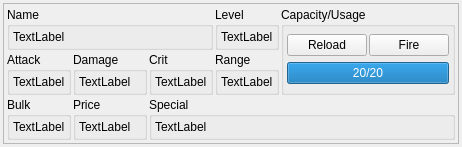
Above: WeaponWidget.ui from smithbt/StarfinderCharacterApp before the change. Below: the same form after it.
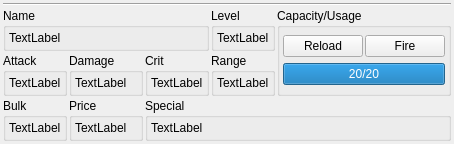
That is the form after the change.

Commit message: Finally figured out how to draw a widget from a delegate's paint method (by using QPixmaps). Changed weaponList to now display all weapons. Click to get an editor. Associated UI adjustments.

```diff
--- a/WeaponWidget.ui
+++ b/WeaponWidget.ui
@@ -6,16 +6,25 @@
    <rect>
     <x>0</x>
     <y>0</y>
-    <width>405</width>
-    <height>120</height>
+    <width>397</width>
+    <height>117</height>
    </rect>
   </property>
+  <property name="sizePolicy">
+   <sizepolicy hsizetype="Minimum" vsizetype="Minimum">
+    <horstretch>0</horstretch>
+    <verstretch>0</verstretch>
+   </sizepolicy>
+  </property>
   <property name="focusPolicy">
    <enum>Qt::StrongFocus</enum>
   </property>
   <property name="windowTitle">
    <string>WeaponWidget</string>
   </property>
+  <property name="autoFillBackground">
+   <bool>true</bool>
+  </property>
   <layout class="QGridLayout" name="gridLayout_11">
    <property name="leftMargin">
     <number>3</number>
@@ -32,73 +41,25 @@
    <property name="spacing">
     <number>2</number>
    </property>
-   <item row="0" column="0">
-    <widget class="QFrame" name="frame">
-     <property name="frameShape">
-      <enum>QFrame::StyledPanel</enum>
+   <item row="0" column="0" colspan="5">
+    <widget class="Line" name="line">
+     <property name="orientation">
+      <enum>Qt::Horizontal</enum>
      </property>
-     <property name="frameShadow">
-      <enum>QFrame::Plain</enum>
-     </property>
-     <property name="lineWidth">
-      <number>4</number>
-     </property>
-     <property name="midLineWidth">
-      <number>2</number>
-     </property>
-     <layout class="QGridLayout" name="gridLayout_12">
-      <property name="leftMargin">
-       <number>3</number>
-      </property>
-      <property name="topMargin">
-       <number>3</number>
-      </property>
-      <property name="rightMargin">
-       <number>3</number>
-      </property>
-      <property name="bottomMargin">
-       <number>3</number>
-      </property>
-      <property name="spacing">
-       <number>2</number>
-      </property>
-      <item row="1" column="2">
-       <widget class="QGroupBox" name="crit_groupBox">
-        <property name="title">
-         <string>Crit</string>
-        </property>
-        <layout class="QGridLayout" name="gridLayout_3">
-         <property name="leftMargin">
-          <number>3</number>
-         </property>
-         <property name="topMargin">
-          <number>3</number>
-         </property>
-         <property name="rightMargin">
-          <number>3</number>
-         </property>
-         <property name="bottomMargin">
-          <number>3</number>
-         </property>
-         <property name="spacing">
-          <number>2</number>
-         </property>
-         <item row="0" column="0">
-          <widget class="QLabel" name="crit_label">
-           <property name="text">
-            <string>TextLabel</string>
-           </property>
-          </widget>
-         </item>
-        </layout>
        </widget>
       </item>
       <item row="1" column="3">
-       <widget class="QGroupBox" name="range_groupBox">
+    <widget class="QGroupBox" name="level_groupBox">
         <property name="title">
-         <string>Range</string>
-        </property>
-        <layout class="QGridLayout" name="gridLayout_8">
+      <string>Level</string>
+     </property>
+     <property name="alignment">
+      <set>Qt::AlignLeading|Qt::AlignLeft|Qt::AlignTop</set>
+     </property>
+     <layout class="QGridLayout" name="gridLayout_2">
+      <property name="sizeConstraint">
+       <enum>QLayout::SetMinimumSize</enum>
+      </property>
          <property name="leftMargin">
           <number>3</number>
          </property>
@@ -115,7 +76,7 @@
           <number>2</number>
          </property>
          <item row="0" column="0">
-          <widget class="QLabel" name="range_label">
+       <widget class="QLabel" name="level_label">
            <property name="text">
             <string>TextLabel</string>
            </property>
@@ -124,7 +85,7 @@
         </layout>
        </widget>
       </item>
-      <item row="1" column="0">
+   <item row="2" column="0">
        <widget class="QGroupBox" name="attack_groupBox">
         <property name="title">
          <string>Attack</string>
@@ -155,7 +116,7 @@
         </layout>
        </widget>
       </item>
-      <item row="1" column="1">
+   <item row="2" column="1">
        <widget class="QGroupBox" name="damage_groupBox">
         <property name="title">
          <string>Damage</string>
@@ -186,24 +147,12 @@
         </layout>
        </widget>
       </item>
-      <item row="0" column="3">
-       <widget class="QGroupBox" name="level_groupBox">
-        <property name="sizePolicy">
-         <sizepolicy hsizetype="Minimum" vsizetype="Minimum">
-          <horstretch>0</horstretch>
-          <verstretch>0</verstretch>
-         </sizepolicy>
-        </property>
+   <item row="2" column="2">
+    <widget class="QGroupBox" name="crit_groupBox">
         <property name="title">
-         <string>Level</string>
-        </property>
-        <property name="alignment">
-         <set>Qt::AlignLeading|Qt::AlignLeft|Qt::AlignTop</set>
-        </property>
-        <layout class="QGridLayout" name="gridLayout_2">
-         <property name="sizeConstraint">
-          <enum>QLayout::SetMinimumSize</enum>
-         </property>
+      <string>Crit</string>
+     </property>
+     <layout class="QGridLayout" name="gridLayout_3">
          <property name="leftMargin">
           <number>3</number>
          </property>
@@ -220,7 +169,7 @@
           <number>2</number>
          </property>
          <item row="0" column="0">
-          <widget class="QLabel" name="level_label">
+       <widget class="QLabel" name="crit_label">
            <property name="text">
             <string>TextLabel</string>
            </property>
@@ -229,15 +178,12 @@
         </layout>
        </widget>
       </item>
-      <item row="0" column="0" colspan="3">
-       <widget class="QGroupBox" name="name_groupBox">
+   <item row="2" column="3">
+    <widget class="QGroupBox" name="range_groupBox">
         <property name="title">
-         <string>Name</string>
-        </property>
-        <property name="alignment">
-         <set>Qt::AlignLeading|Qt::AlignLeft|Qt::AlignTop</set>
-        </property>
-        <layout class="QGridLayout" name="gridLayout">
+      <string>Range</string>
+     </property>
+     <layout class="QGridLayout" name="gridLayout_8">
          <property name="leftMargin">
           <number>3</number>
          </property>
@@ -254,7 +200,7 @@
           <number>2</number>
          </property>
          <item row="0" column="0">
-          <widget class="QLabel" name="name_label">
+       <widget class="QLabel" name="range_label">
            <property name="text">
             <string>TextLabel</string>
            </property>
@@ -263,7 +209,7 @@
         </layout>
        </widget>
       </item>
-      <item row="2" column="0">
+   <item row="3" column="0">
        <widget class="QGroupBox" name="bulk_groupBox">
         <property name="title">
          <string>Bulk</string>
@@ -297,7 +243,7 @@
         </layout>
        </widget>
       </item>
-      <item row="2" column="1">
+   <item row="3" column="1">
        <widget class="QGroupBox" name="price_groupBox">
         <property name="title">
          <string>Price</string>
@@ -331,7 +277,75 @@
         </layout>
        </widget>
       </item>
-      <item row="0" column="4" rowspan="2">
+   <item row="1" column="0" colspan="3">
+    <widget class="QGroupBox" name="name_groupBox">
+     <property name="title">
+      <string>Name</string>
+     </property>
+     <property name="alignment">
+      <set>Qt::AlignLeading|Qt::AlignLeft|Qt::AlignTop</set>
+     </property>
+     <layout class="QGridLayout" name="gridLayout">
+      <property name="leftMargin">
+       <number>3</number>
+      </property>
+      <property name="topMargin">
+       <number>3</number>
+      </property>
+      <property name="rightMargin">
+       <number>3</number>
+      </property>
+      <property name="bottomMargin">
+       <number>3</number>
+      </property>
+      <property name="spacing">
+       <number>2</number>
+      </property>
+      <item row="0" column="0">
+       <widget class="QLabel" name="name_label">
+        <property name="text">
+         <string>TextLabel</string>
+        </property>
+       </widget>
+      </item>
+     </layout>
+    </widget>
+   </item>
+   <item row="3" column="2" colspan="3">
+    <widget class="QGroupBox" name="special_groupBox">
+     <property name="title">
+      <string>Special</string>
+     </property>
+     <property name="alignment">
+      <set>Qt::AlignLeading|Qt::AlignLeft|Qt::AlignTop</set>
+     </property>
+     <layout class="QGridLayout" name="gridLayout_7">
+      <property name="leftMargin">
+       <number>3</number>
+      </property>
+      <property name="topMargin">
+       <number>3</number>
+      </property>
+      <property name="rightMargin">
+       <number>3</number>
+      </property>
+      <property name="bottomMargin">
+       <number>3</number>
+      </property>
+      <property name="spacing">
+       <number>2</number>
+      </property>
+      <item row="0" column="0">
+       <widget class="QLabel" name="special_label">
+        <property name="text">
+         <string>TextLabel</string>
+        </property>
+       </widget>
+      </item>
+     </layout>
+    </widget>
+   </item>
+   <item row="1" column="4" rowspan="2">
        <widget class="QGroupBox" name="ammo_groupBox">
         <property name="title">
          <string>Capacity/Usage</string>
@@ -377,43 +391,6 @@
            <property name="format">
             <string>%v/%m</string>
            </property>
-          </widget>
-         </item>
-        </layout>
-       </widget>
-      </item>
-      <item row="2" column="2" colspan="3">
-       <widget class="QGroupBox" name="special_groupBox">
-        <property name="title">
-         <string>Special</string>
-        </property>
-        <property name="alignment">
-         <set>Qt::AlignLeading|Qt::AlignLeft|Qt::AlignTop</set>
-        </property>
-        <layout class="QGridLayout" name="gridLayout_7">
-         <property name="leftMargin">
-          <number>3</number>
-         </property>
-         <property name="topMargin">
-          <number>3</number>
-         </property>
-         <property name="rightMargin">
-          <number>3</number>
-         </property>
-         <property name="bottomMargin">
-          <number>3</number>
-         </property>
-         <property name="spacing">
-          <number>2</number>
-         </property>
-         <item row="0" column="0">
-          <widget class="QLabel" name="special_label">
-           <property name="text">
-            <string>TextLabel</string>
-           </property>
-          </widget>
-         </item>
-        </layout>
        </widget>
       </item>
      </layout>
```
Lines whose indentation alone changed are shown as unchanged. The commit also changes 7 other files.
